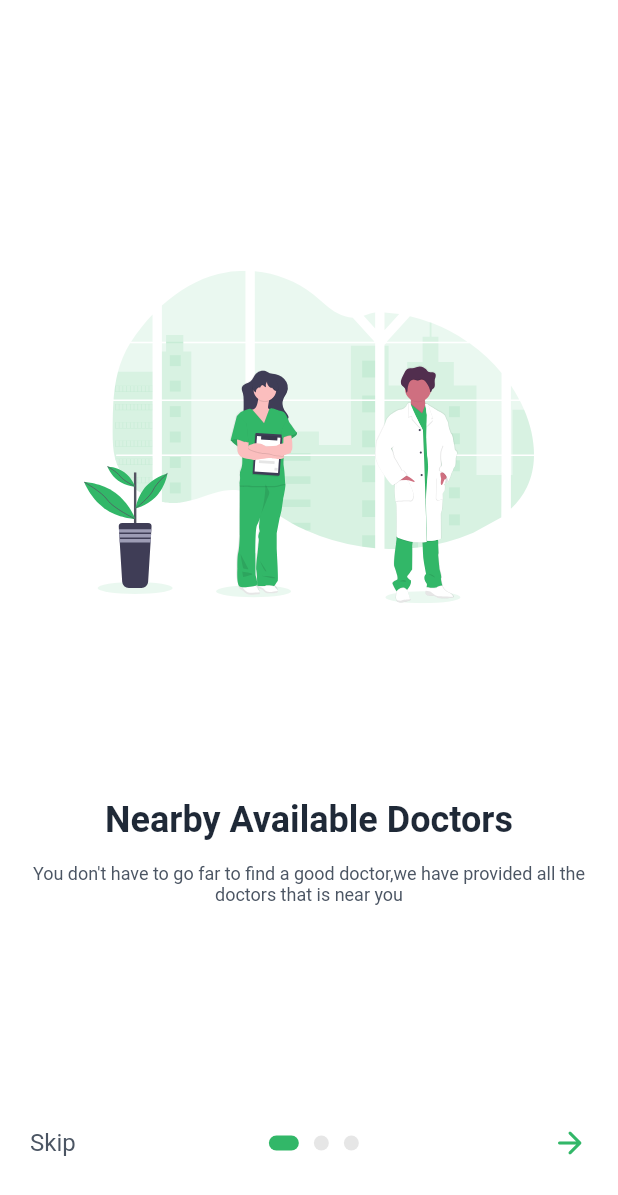
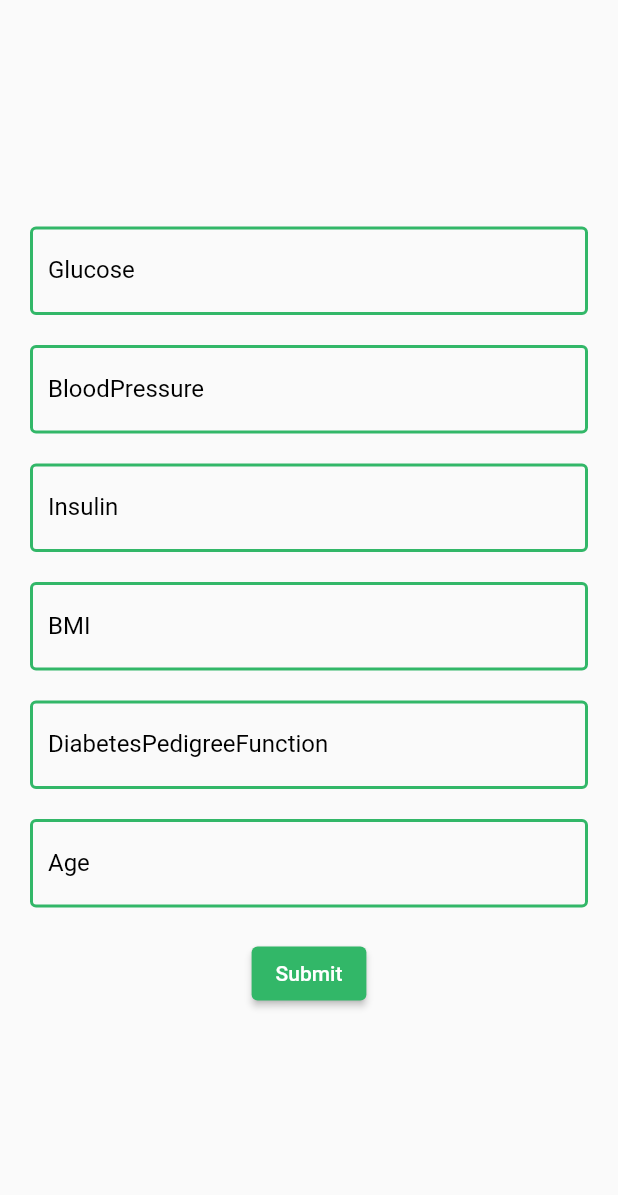
Before and after one commit to shivamk2406/rufine-major, a Flutter app: the screen it shows after launch, on a phone screen of 412 x 824 dp. Shown: the top 1195 px of the screen. Run offline on Flutter 3.47's test engine with Material 2 defaults, Android fonts, the light colour scheme and no system bars; our stand-ins replace cloud_firestore, firebase_auth, firebase_core, flutter_svg, flutter_svg_provider, google_fonts and 1 more; missing offline and left inert: tflite; accounts and stored records are empty.

Commit message:
added diabetes screen and functionality

```diff
--- a/rufine/lib/LoginSignupUI.dart
+++ b/rufine/lib/LoginSignupUI.dart
@@ -104,7 +104,7 @@ class _LoginSignUpUIState extends State<LoginSignUpUI> {
                       labelText: "Name",
                       labelStyle:
                           GoogleFonts.encodeSansCondensed(color: Colors.white),
-                      border: OutlineInputBorder(),
+                      border: OutlineInputBorder(borderSide: BorderSide()),
                       hintText: "Enter Name",
                       hintStyle:
                           GoogleFonts.encodeSansExpanded(color: Colors.white),
--- /dev/null
+++ b/rufine/lib/diabetesForm.dart
@@ -0,0 +1,196 @@
+import 'dart:convert';
+
+import 'package:flutter/material.dart';
+import 'package:google_fonts/google_fonts.dart';
+import 'package:rufine/dashboard.dart';
+
+class Diabetes extends StatefulWidget {
+  const Diabetes({Key? key}) : super(key: key);
+
+  @override
+  State<Diabetes> createState() => _DiabetesState();
+}
+
+class _DiabetesState extends State<Diabetes> {
+  final _formKey = GlobalKey<FormState>();
+  final _scaffoldKey = GlobalKey<ScaffoldState>();
+  final jsonMap = {
+    "Glucose": 0,
+    "BloodPressure": 0,
+    "SkinThickness": 0,
+    "Insulin": 0,
+    "BMI": 0,
+    "DiabetesPedigreeFunction": 0,
+    "Age": 0,
+  };
+
+  @override
+  void initState() {
+    // TODO: implement initState
+    super.initState();
+  }
+
+  @override
+  Widget build(BuildContext context) {
+    return Scaffold(
+      key: _scaffoldKey,
+      body: Padding(
+        padding: const EdgeInsets.all(20.0),
+        child: Center(
+          child: Form(
+            key: _formKey,
+            child: SingleChildScrollView(
+              child: Column(
+                mainAxisAlignment: MainAxisAlignment.center,
+                children: <Widget>[
+                  TextFormField(
+                    key: ValueKey('Glucose'),
+                    decoration: InputDecoration(
+                      labelText: 'Glucose',
+                      labelStyle:
+                          GoogleFonts.encodeSansCondensed(color: Colors.black),
+                      border: OutlineInputBorder(borderSide: BorderSide()),
+                      hintStyle:
+                          GoogleFonts.encodeSansCondensed(color: Colors.grey),
+                      hintText: 'Enter your glucose level',
+                      focusedBorder: OutlineInputBorder(
+                        borderSide:
+                            BorderSide(color: Color(0xff32B768), width: 2.0),
+                      ),
+                      enabledBorder: OutlineInputBorder(
+                        borderSide:
+                            BorderSide(color: Color(0xff32B768), width: 2.0),
+                      ),
+                    ),
+                    validator: (value) {
+                      if (value!.isEmpty) return "Please provide a value";
+                      return null;
+                    },
+                    onSaved: (value) {
+                      jsonMap["Glucose"] = int.parse(value!);
+                    },
+                  ),
+                  SizedBox(
+                    height: 20,
+                  ),
+                  ProvideForm("BloodPressure", "BloodPressure",
+                      "Enter your blood pressure"),
+                  SizedBox(
+                    height: 20,
+                  ),
+                  ProvideForm("Insulin", "Insulin", "Enter your insulin Level"),
+                  SizedBox(
+                    height: 20,
+                  ),
+                  ProvideForm("BMI", "BMI", "Enter your BMI"),
+                  SizedBox(
+                    height: 20,
+                  ),
+                  ProvideForm(
+                      "DiabetesPedigreeFunction",
+                      "DiabetesPedigreeFunction",
+                      "Enter your DiabetesPedigreeFunction"),
+                  SizedBox(
+                    height: 20,
+                  ),
+                  ProvideForm("Age", "Age", "Enter your Age"),
+                  SizedBox(
+                    height: 20,
+                  ),
+                  ElevatedButton(
+                      onPressed: () async {
+                        if (_formKey.currentState!.validate()) {
+                          _formKey.currentState!.save();
+                        }
+                        ScaffoldMessenger.of(context).showSnackBar(
+                          const SnackBar(content: Text('Processing Data')),
+                        );
+                        var response = await GetResponse(jsonMap);
+                        final decodedJson = json.decode(response.body);
+                        //
+                        await showMyDialog(context, decodedJson["Diagnosis"]);
+                        print(decodedJson["Diagnosis"]);
+                      },
+                      style: ElevatedButton.styleFrom(
+                        primary: Color(0xff32B768),
+                      ),
+                      child: Text(
+                        "Submit",
+                        style: GoogleFonts.encodeSansSemiExpanded(),
+                      ))
+                ],
+              ),
+            ),
+          ),
+        ),
+      ),
+    );
+  }
+
+  Future<void> showMyDialog(BuildContext context, String RiskLevel) async {
+    return showDialog<void>(
+      context: context,
+      barrierDismissible: false, // user must tap button!
+      builder: (BuildContext context) {
+        return AlertDialog(
+          title: Text(
+            'Alert',
+            style: GoogleFonts.encodeSansExpanded(),
+          ),
+          content: SingleChildScrollView(
+            child: ListBody(
+              children: <Widget>[
+                Text(
+                  'Your Risk level is',
+                  style: GoogleFonts.encodeSansExpanded(),
+                ),
+                Text(
+                  RiskLevel,
+                  style: GoogleFonts.encodeSansSemiExpanded(),
+                ),
+              ],
+            ),
+          ),
+          actions: <Widget>[
+            TextButton(
+              child: Text('OK'),
+              onPressed: () {
+                Navigator.of(context).pop();
+              },
+            ),
+          ],
+        );
+      },
+    );
+  }
+
+  Widget ProvideForm(
+    String FieldName,
+    String LabelText,
+    String HintText,
+  ) {
+    return TextFormField(
+      key: ValueKey(FieldName),
+      decoration: InputDecoration(
+        labelText: LabelText,
+        labelStyle: GoogleFonts.encodeSansCondensed(color: Colors.black),
+        border: OutlineInputBorder(borderSide: BorderSide()),
+        hintStyle: GoogleFonts.encodeSansCondensed(color: Colors.grey),
+        hintText: HintText,
+        focusedBorder: OutlineInputBorder(
+          borderSide: BorderSide(color: Color(0xff32B768), width: 2.0),
+        ),
+        enabledBorder: OutlineInputBorder(
+          borderSide: BorderSide(color: Color(0xff32B768), width: 2.0),
+        ),
+      ),
+      validator: (value) {
+        if (value!.isEmpty) return "Please provide a value";
+        return null;
+      },
+      onSaved: (value) {
+        jsonMap[FieldName] = int.parse(value!);
+      },
+    );
+  }
+}
--- a/rufine/lib/main.dart
+++ b/rufine/lib/main.dart
@@ -2,6 +2,7 @@ import 'package:firebase_auth/firebase_auth.dart';
 import 'package:flutter/material.dart';
 import 'package:provider/provider.dart';
 import 'package:rufine/auth_service.dart';
+import 'package:rufine/diabetesForm.dart';
 
 import 'package:rufine/ml_service.dart';
 import 'package:rufine/onboarding.dart';
@@ -31,9 +32,9 @@ class MyApp extends StatelessWidget {
           theme: ThemeData(
             primarySwatch: Colors.blue,
           ),
-        home:
+          home: Diabetes()
           //MLService()
-            Wrapper(),
+          //Wrapper(),
           ),
     );
   }
--- a/rufine/pubspec.yaml
+++ b/rufine/pubspec.yaml
@@ -46,6 +46,7 @@ dependencies:
   smooth_page_indicator:
   firebase_database_web: ^0.2.0+11
   flutter_svg_provider: ^1.0.3
+  http:
 
 dev_dependencies:
   flutter_test:
```
Also changed, not shown: rufine/lib/auth_service.dart (+4 -5 lines), rufine/lib/dashboard.dart (+28 -7 lines), rufine/lib/models/diabetesmodel.dart (added), rufine/pubspec.lock. Lines whose indentation alone changed are shown as unchanged.
